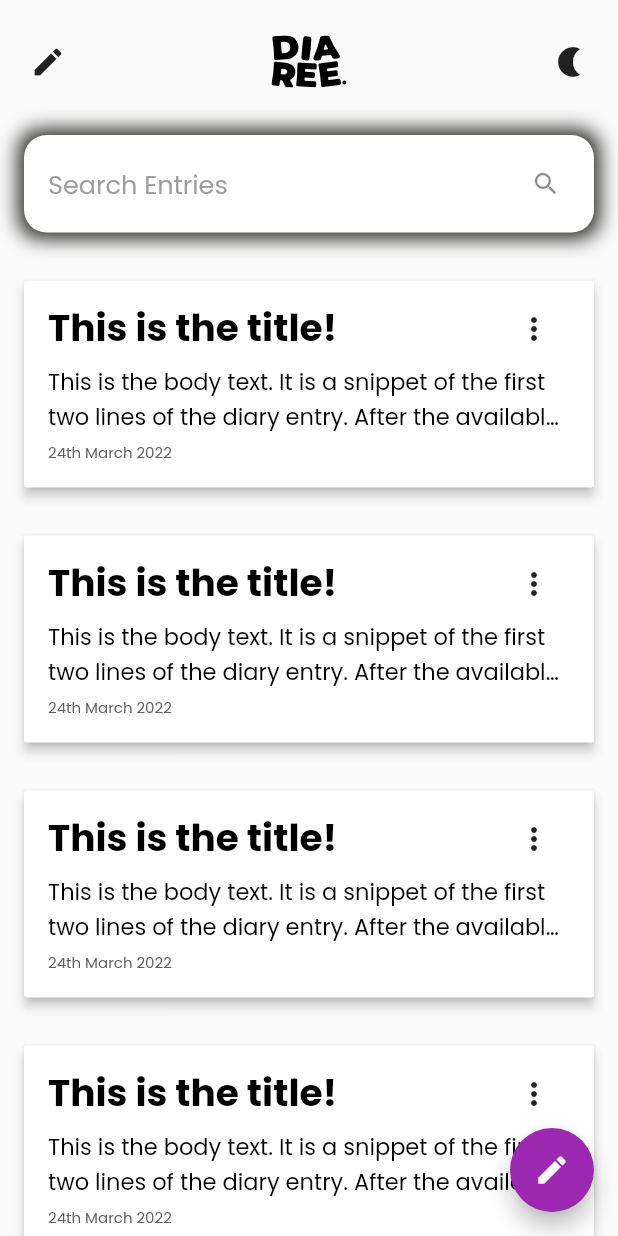
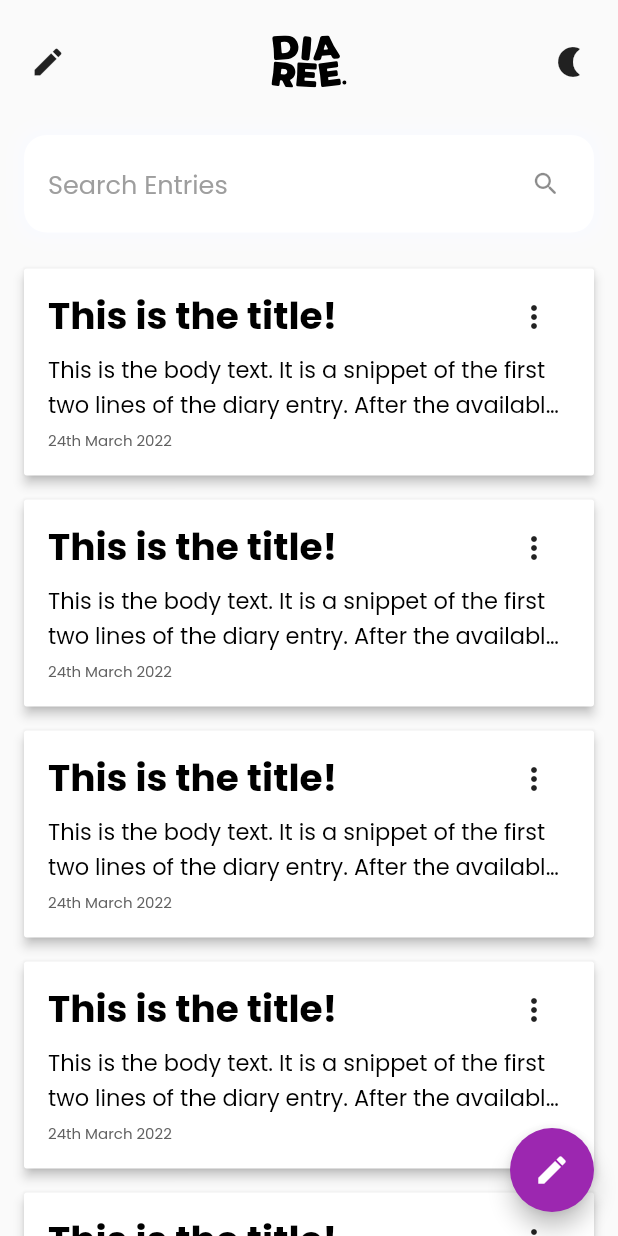
Before and after one commit to bookofiyi/write_a_day, a Flutter app: the screen it shows after launch, on a phone screen of 412 x 824 dp. Run offline on Flutter 3.47's test engine with Material 2 defaults, Android fonts, the phone set to English and light mode, and no system bars; our stand-ins replace flutter_svg, shared_preferences.

Commit message:
fixed colours of some elements, cleaned logo SVG

```diff
--- a/lib/components/entry_card.dart
+++ b/lib/components/entry_card.dart
@@ -29,7 +29,7 @@ class _EntryCardState extends State<EntryCard>
       vsync: this,
       duration: const Duration(milliseconds: 50),
     );
-    _scale = Tween<double>(begin: 1, end: 0.8)
+    _scale = Tween<double>(begin: 1, end: 0.95)
         .animate(CurvedAnimation(parent: _controller!, curve: Curves.ease));
   }
 
@@ -52,12 +52,13 @@ class _EntryCardState extends State<EntryCard>
       child: ScaleTransition(
         scale: _scale!,
         child: Padding(
-          padding: const EdgeInsets.all(16.0),
+          padding: const EdgeInsets.fromLTRB(16.0, 8.0, 16.0, 8.0),
           child: MaterialButton(
             onPressed: () {},
             minWidth: double.infinity,
             elevation: 3,
-            color: widget.darkModeActive ? Colors.grey : Colors.white,
+            color:
+                widget.darkModeActive ? const Color(0xff2C2C2A) : Colors.white,
             padding: EdgeInsets.zero,
             child: Padding(
               padding: const EdgeInsets.fromLTRB(16.0, 8, 16.0, 16.0),
--- a/lib/dark_theme_logic/dark_theme_styles.dart
+++ b/lib/dark_theme_logic/dark_theme_styles.dart
@@ -29,7 +29,8 @@ class Styles {
         ),
       ),
       // typography: Typography
-      backgroundColor: isDarkTheme ? Colors.black : const Color(0xffEFEEF3),
+      backgroundColor:
+          isDarkTheme ? const Color(0xff222222) : const Color(0xffEFEEF3),
       indicatorColor:
           isDarkTheme ? const Color(0xff0E1D36) : const Color(0xffCBDCF8),
       hintColor:
--- a/lib/home_screen.dart
+++ b/lib/home_screen.dart
@@ -70,7 +70,7 @@ class _HomePageState extends State<HomePage> {
                     boxShadow: darkModeActive
                         ? const [
                             BoxShadow(
-                              color: Colors.grey,
+                              color: Color(0xff2C2C2A),
                               spreadRadius: 4,
                               blurRadius: 10,
                               offset: Offset(0, 0),
@@ -78,7 +78,7 @@ class _HomePageState extends State<HomePage> {
                           ]
                         : const [
                             BoxShadow(
-                              color: Color(0xff2C2C2A),
+                              color: Color(0xFFF9FAFF),
                               spreadRadius: 4,
                               blurRadius: 10,
                               offset: Offset(0, 0),
```
Also changed, not shown: assets/images/diaree-logo.svg.
